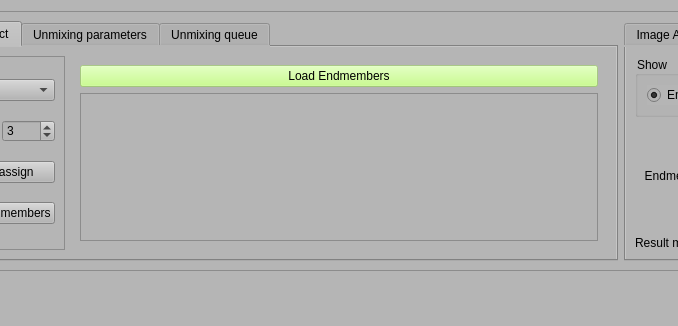
colorimgugr/HyperDocApp, file unmixing/unmixing_window.ui: the form before one commit; both pictures show x 228 to 906 and y 0 to 326 of the 1300 by 805 pixel window.
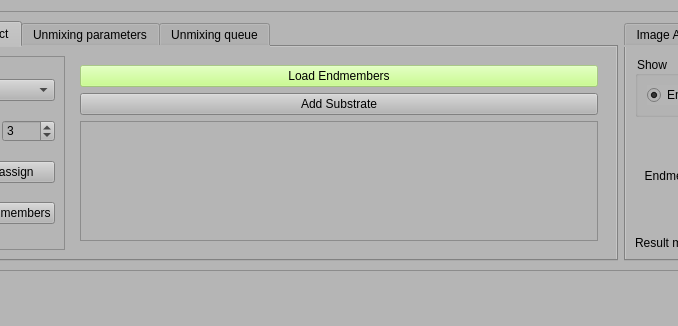
The form after the commit.

Commit message: [unmixing] : implementing unmixing jobs - fixed lable of library bugg - fixed bug of EM sources for multiples jobs - progress bar implemented to dynamic 5%

Patch:
```diff
--- a/unmixing/unmixing_window.ui
+++ b/unmixing/unmixing_window.ui
@@ -176,6 +176,13 @@
                 </property>
                </widget>
               </item>
+              <item>
+               <widget class="QPushButton" name="pushButton_add_substrate_EM">
+                <property name="text">
+                 <string>Add Substrate</string>
+                </property>
+               </widget>
+              </item>
               <item>
                <widget class="QScrollArea" name="scrollArea">
                 <property name="widgetResizable">
@@ -186,8 +193,8 @@
                   <rect>
                    <x>0</x>
                    <y>0</y>
-                   <width>585</width>
-                   <height>144</height>
+                   <width>495</width>
+                   <height>105</height>
                   </rect>
                  </property>
                  <layout class="QVBoxLayout" name="verticalLayout_2">
```
The commit also changes 3 other files.
